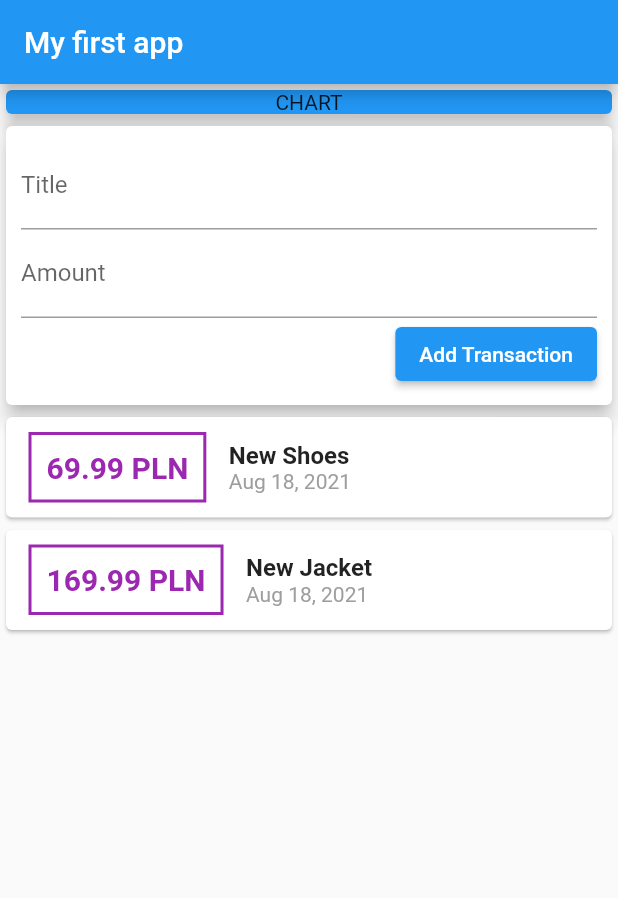
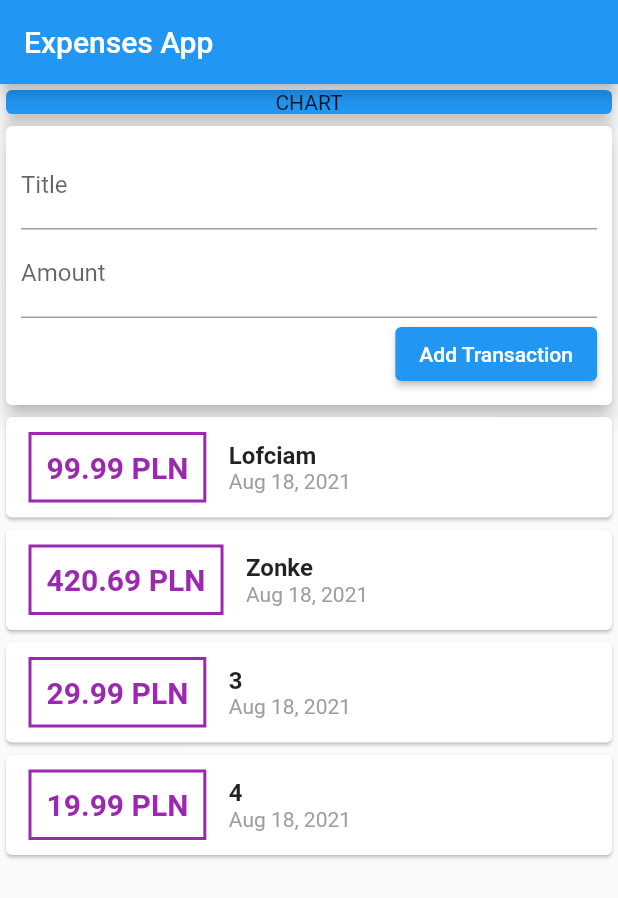
Before and after one commit to Sodment/flutter_expenses_app, a Flutter app: the screen it shows after launch, on a phone screen of 412 x 824 dp. Shown: the top 898 px of the screen. Run offline on Flutter 3.47's test engine with Material 2 defaults, Android fonts, the phone set to English and light mode, and no system bars.

Commit message:
Split app into widgets

```diff
--- a/lib/main.dart
+++ b/lib/main.dart
@@ -1,6 +1,5 @@
 import 'package:flutter/material.dart';
-import './transaction.dart';
-import 'package:intl/intl.dart';
+import 'package:flutter_expenses_app/widgets/user_transactions.dart';
 
 void main() => runApp(MyApp());
 
@@ -15,28 +14,14 @@ class MyApp extends StatelessWidget {
 }
 
 class MyHomePage extends StatelessWidget {
-  final List<Transaction> transactions = [
-    Transaction(
-      id: 't1',
-      title: 'New Shoes',
-      amount: 69.99,
-      date: DateTime.now(),
-    ),
-    Transaction(
-      id: 't1',
-      title: 'New Jacket',
-      amount: 169.99,
-      date: DateTime.now(),
-    ),
-  ];
-
   @override
   Widget build(BuildContext context) {
     return Scaffold(
         appBar: AppBar(
-          title: Text('My first app'),
+          title: Text('Expenses App'),
         ),
-        body: Column(
+        body: SingleChildScrollView(
+          child: Column(
             mainAxisAlignment: MainAxisAlignment.start,
             crossAxisAlignment: CrossAxisAlignment.center,
             children: <Widget>[
@@ -51,74 +36,9 @@ class MyHomePage extends StatelessWidget {
                   elevation: 5,
                 ),
               ),
-            Card(
-              elevation: 5,
-              child: Container(
-                padding: EdgeInsetsDirectional.all(10),
-                child: Column(
-                  crossAxisAlignment: CrossAxisAlignment.end,
-                  children: <Widget>[
-                    TextField(
-                      decoration: InputDecoration(labelText: 'Title'),
-                    ),
-                    TextField(
-                      decoration: InputDecoration(labelText: 'Amount'),
-                    ),
-                    ElevatedButton(
-                      onPressed: () {},
-                      child: Text('Add Transaction'),
-                    )
+              UserTransactions(),
             ],
           ),
-              ),
-            ),
-            Column(
-              children: transactions.map((tx) {
-                return Card(
-                  child: Row(
-                    children: <Widget>[
-                      Container(
-                        margin:
-                            EdgeInsets.symmetric(vertical: 10, horizontal: 15),
-                        child: Text(
-                          '${tx.amount} PLN',
-                          style: TextStyle(
-                            fontWeight: FontWeight.bold,
-                            fontSize: 20,
-                            color: Colors.purple,
-                          ),
-                        ),
-                        decoration: BoxDecoration(
-                            border: Border.all(
-                          color: Colors.purple,
-                          width: 2,
-                        )),
-                        padding: EdgeInsets.all(10),
-                      ),
-                      Column(
-                        crossAxisAlignment: CrossAxisAlignment.start,
-                        children: [
-                          Text(
-                            tx.title,
-                            style: TextStyle(
-                              fontWeight: FontWeight.bold,
-                              fontSize: 16,
-                            ),
-                          ),
-                          Text(
-                            DateFormat.yMMMd().format(tx.date),
-                            style: TextStyle(
-                              color: Colors.grey,
-                            ),
-                          ),
-                        ],
-                      )
-                    ],
-                  ),
-                );
-              }).toList(),
-            )
-          ],
         ));
   }
 }
--- /dev/null
+++ b/lib/widgets/new_transaction.dart
@@ -0,0 +1,38 @@
+import 'package:flutter/material.dart';
+
+class NewTransaction extends StatelessWidget {
+  final titleController = TextEditingController();
+  final amountController = TextEditingController();
+  final Function addTransactionFunction;
+
+  NewTransaction(this.addTransactionFunction);
+  @override
+  Widget build(BuildContext context) {
+    return Card(
+      elevation: 5,
+      child: Container(
+        padding: EdgeInsetsDirectional.all(10),
+        child: Column(
+          crossAxisAlignment: CrossAxisAlignment.end,
+          children: <Widget>[
+            TextField(
+              decoration: InputDecoration(labelText: 'Title'),
+              controller: titleController,
+            ),
+            TextField(
+              decoration: InputDecoration(labelText: 'Amount'),
+              controller: amountController,
+            ),
+            ElevatedButton(
+              onPressed: () {
+                addTransactionFunction(
+                    titleController.text, double.parse(amountController.text));
+              },
+              child: Text('Add Transaction'),
+            )
+          ],
+        ),
+      ),
+    );
+  }
+}
--- /dev/null
+++ b/lib/widgets/transaction_list.dart
@@ -0,0 +1,61 @@
+import 'package:flutter/material.dart';
+import '../models/transaction.dart';
+import 'package:intl/intl.dart';
+
+class TransactionList extends StatelessWidget {
+  final List<Transaction> transactions;
+
+  TransactionList(this.transactions);
+  @override
+  Widget build(BuildContext context) {
+    return Container(
+      height: 300,
+      child: ListView.builder(
+        itemBuilder: (context, txIndex) {
+          return Card(
+            child: Row(
+              children: <Widget>[
+                Container(
+                  margin: EdgeInsets.symmetric(vertical: 10, horizontal: 15),
+                  child: Text(
+                    '${transactions[txIndex].amount} PLN',
+                    style: TextStyle(
+                      fontWeight: FontWeight.bold,
+                      fontSize: 20,
+                      color: Colors.purple,
+                    ),
+                  ),
+                  decoration: BoxDecoration(
+                      border: Border.all(
+                    color: Colors.purple,
+                    width: 2,
+                  )),
+                  padding: EdgeInsets.all(10),
+                ),
+                Column(
+                  crossAxisAlignment: CrossAxisAlignment.start,
+                  children: [
+                    Text(
+                      transactions[txIndex].title,
+                      style: TextStyle(
+                        fontWeight: FontWeight.bold,
+                        fontSize: 16,
+                      ),
+                    ),
+                    Text(
+                      DateFormat.yMMMd().format(transactions[txIndex].date),
+                      style: TextStyle(
+                        color: Colors.grey,
+                      ),
+                    ),
+                  ],
+                )
+              ],
+            ),
+          );
+        },
+        itemCount: transactions.length,
+      ),
+    );
+  }
+}
--- /dev/null
+++ b/lib/widgets/user_transactions.dart
@@ -0,0 +1,59 @@
+import 'package:flutter/material.dart';
+import './new_transaction.dart';
+import './transaction_list.dart';
+import '../models/transaction.dart';
+
+class UserTransactions extends StatefulWidget {
+  @override
+  _UserTransactionsState createState() => _UserTransactionsState();
+}
+
+class _UserTransactionsState extends State<UserTransactions> {
+  final List<Transaction> _userTransactions = [
+    Transaction(
+      id: '1',
+      title: 'Lofciam',
+      amount: 99.99,
+      date: DateTime.now(),
+    ),
+    Transaction(
+      id: '2',
+      title: 'Zonke',
+      amount: 420.69,
+      date: DateTime.now(),
+    ),
+    Transaction(
+      id: '3',
+      title: '3',
+      amount: 29.99,
+      date: DateTime.now(),
+    ),
+    Transaction(
+      id: '4',
+      title: '4',
+      amount: 19.99,
+      date: DateTime.now(),
+    ),
+  ];
+
+  void _addNewTransaction(String txtitle, double txamount) {
+    final newTx = Transaction(
+        id: DateTime.now().toString(),
+        title: txtitle,
+        amount: txamount,
+        date: DateTime.now());
+    setState(() {
+      _userTransactions.add(newTx);
+    });
+  }
+
+  @override
+  Widget build(BuildContext context) {
+    return Column(
+      children: <Widget>[
+        NewTransaction(_addNewTransaction),
+        TransactionList(_userTransactions),
+      ],
+    );
+  }
+}
```
Also changed, not shown: lib/models/transaction.dart (renamed from lib/transaction.dart). Lines whose indentation alone changed are shown as unchanged.
